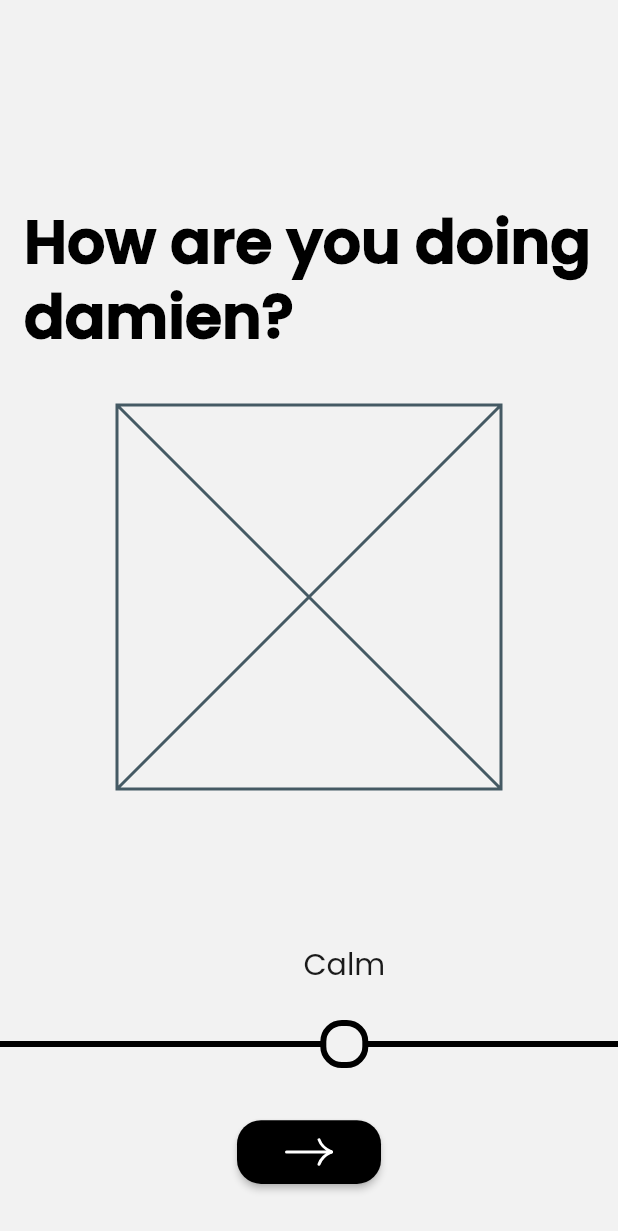
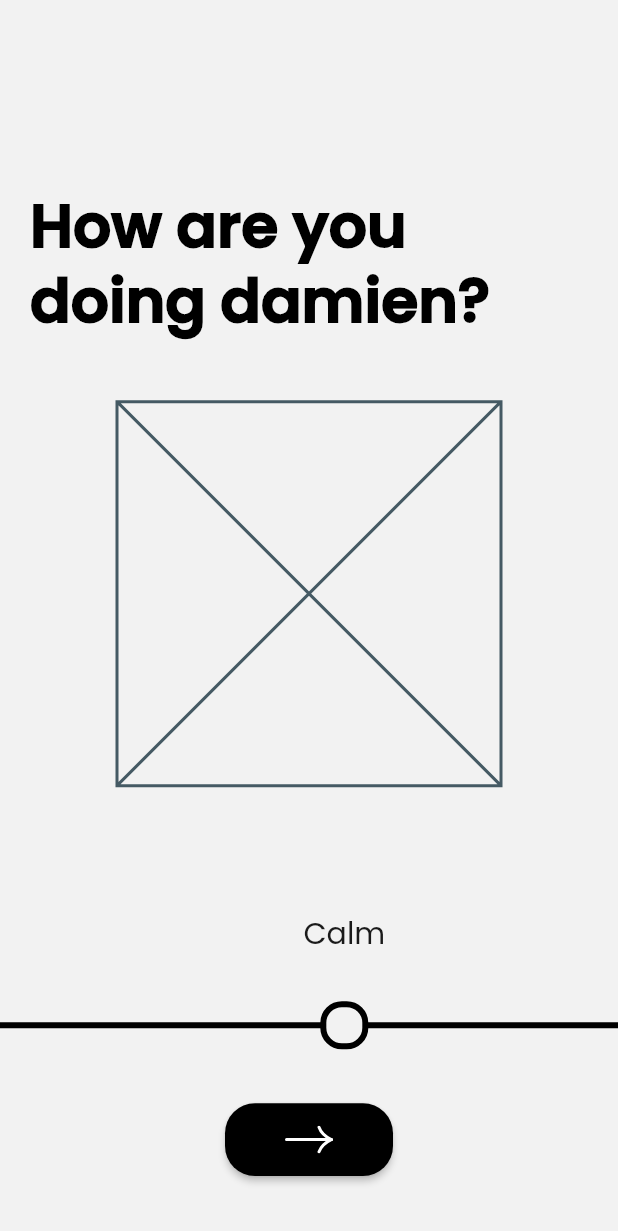
Before and after one commit to ezhangle/stare, a Flutter app: the screen it shows after launch, on a phone screen of 412 x 824 dp. Shown: the top 1231 px of the screen. Run offline on Flutter 3.47's test engine with Material 2 defaults, Android fonts, the phone set to English and light mode, and no system bars; our stand-ins replace flutter_svg, rive.

```diff
--- a/lib/data/style.dart
+++ b/lib/data/style.dart
@@ -7,21 +7,18 @@ const Color darkGrey = Color(0xff545454);
 const Color darkerGrey = Color(0xff1a1a1a);
 
 // * text styles
+const double buttonFontSize = 18;
 const TextStyle baseTextStyle = TextStyle(
   height: 1.25,
   fontFamily: "Poppins",
   color: Colors.black,
 );
-// final TextStyle display = baseTextStyle.copyWith(
-//   fontSize: 56,
-//   fontWeight: FontWeight.w800,
-// );
 final TextStyle headline = baseTextStyle.copyWith(
   fontSize: 44,
   fontWeight: FontWeight.w800,
 );
 final TextStyle title = baseTextStyle.copyWith(
-  fontSize: 32,
+  fontSize: 24,
   fontWeight: FontWeight.w600,
 );
 final TextStyle label = baseTextStyle.copyWith(
@@ -31,7 +28,7 @@ final TextStyle label = baseTextStyle.copyWith(
   fontWeight: FontWeight.w400,
 );
 final TextStyle body = baseTextStyle.copyWith(
-  fontSize: 20,
+  fontSize: 16,
   height: 1.5,
   color: darkGrey,
   letterSpacing: 0,
@@ -39,7 +36,7 @@ final TextStyle body = baseTextStyle.copyWith(
 );
 
 // * size and spacing
-const double defaultPadding = 16.0;
+const double defaultPadding = 20.0;
 
 // * animation
 const Duration defaultTransitionDuration = Duration(milliseconds: 400);
```
